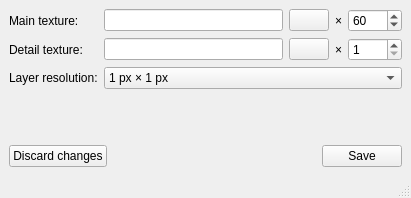
This is OTModules/wMaps/wGlobalProps/weditgroundtexture.ui in pietr26/OMSI-Tools as Qt 5 draws it before an edit. The edited form follows.
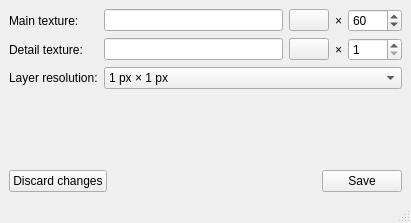
This is the edited form. Icons and pictures are not drawn.

```diff
--- a/OTModules/wMaps/wGlobalProps/weditgroundtexture.ui
+++ b/OTModules/wMaps/wGlobalProps/weditgroundtexture.ui
@@ -7,7 +7,7 @@
     <x>0</x>
     <y>0</y>
     <width>411</width>
-    <height>198</height>
+    <height>223</height>
    </rect>
   </property>
   <property name="windowTitle">
```
Left out of the diff: 12 changed lines with no effect on the pictures.
